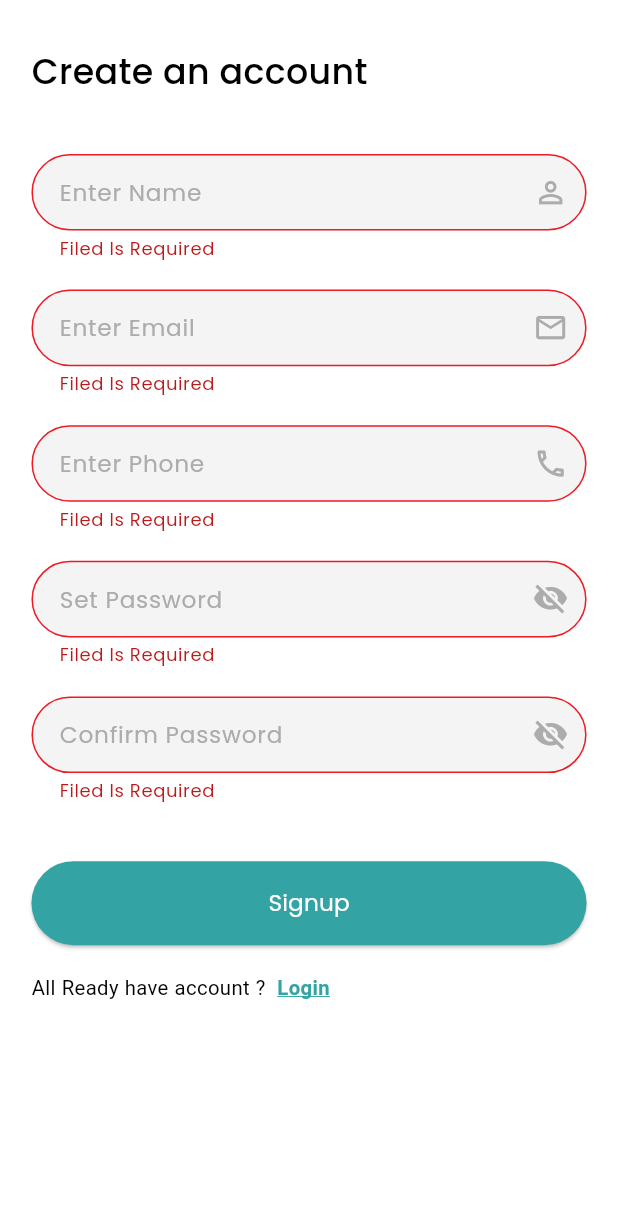
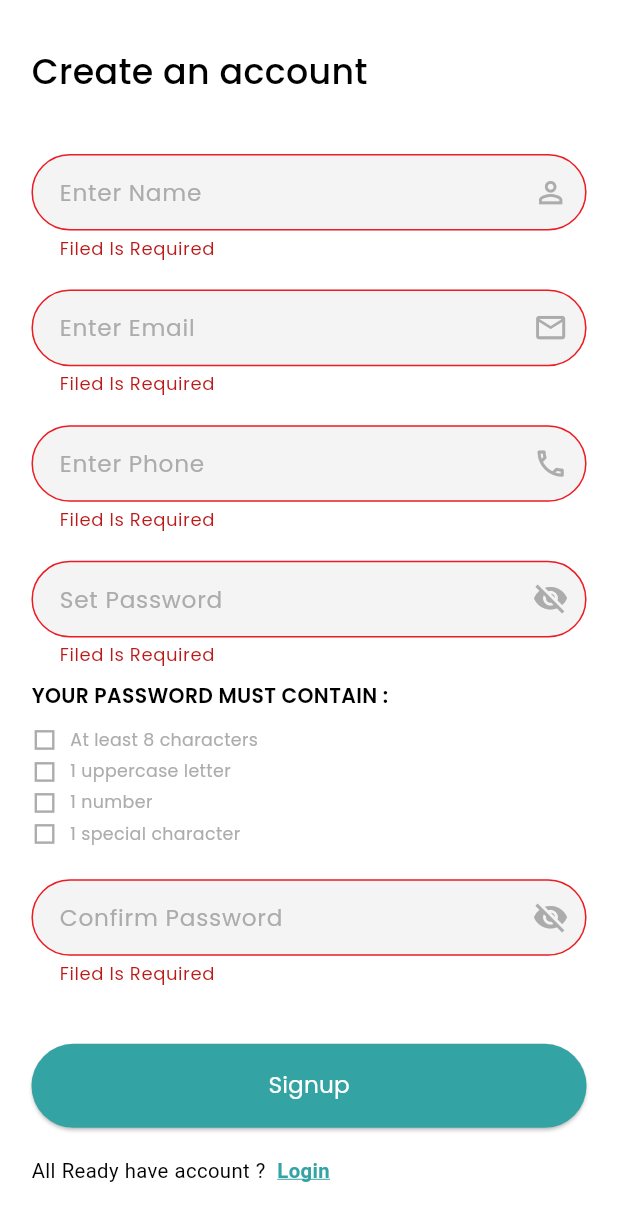
Before and after one commit to 0Ahmad0/car_consultant_app, a Flutter app: the SignUpScreen screen opened by its route, after a tap on "Signup", on a phone screen of 412 x 824 dp. Shown: the top 1221 px of the screen. Run offline on Flutter 3.47's test engine with Material 3 defaults, Android fonts, the phone set to English and light mode, and no system bars; our stand-ins replace animate_do, cloud_firestore, dotted_border, file_picker, firebase_auth, firebase_core and 7 more; accounts and stored records are empty.

Commit message:
- finish second section app

```diff
--- a/lib/app/controllers/auth_controller.dart
+++ b/lib/app/controllers/auth_controller.dart
@@ -1,5 +1,5 @@
-
 import 'package:car_consultant/core/helpers/extensions.dart';
+import 'package:car_consultant/core/helpers/validator.dart';
 import 'package:cloud_firestore/cloud_firestore.dart';
 import 'package:firebase_auth/firebase_auth.dart';
 import 'package:flutter/cupertino.dart';
@@ -31,16 +31,20 @@ class AuthController extends GetxController {
   final passwordController = TextEditingController();
   final confirmPasswordController = TextEditingController();
 
-  init(){
+  init() {
     nameController.clear();
     emailController.clear();
     phoneController.clear();
     passwordController.clear();
     confirmPasswordController.clear();
   }
+
   int currentIndex = 0;
   late final PageController pageController;
-  final List<String> tabsList = [StringManager.loginText, StringManager.signUpText];
+  final List<String> tabsList = [
+    StringManager.loginText,
+    StringManager.signUpText
+  ];
 
   final FirebaseAuth auth = FirebaseAuth.instance;
 
@@ -55,20 +59,13 @@ class AuthController extends GetxController {
     update();
   }
 
-
-
   validatePassword(String value) {
     RegExp regex =
         RegExp(r'^(?=.*?[A-Z])(?=.*?[a-z])(?=.*?[0-9])(?=.*?[!@#\$&*~]).{8,}$');
     if (value.isEmpty) {
       return StringManager.requiredField;
     } else {
-
-      if (!regex.hasMatch(value)) {
-
-
-        return 'Error';
-      }
+      Validator.validatePassword(value);
       return null;
     }
   }
@@ -151,12 +148,14 @@ class AuthController extends GetxController {
         context.pop();
         // Get.back();
         if (profileController.currentUser.value?.isAdmin ?? false)
-          context.pushAndRemoveUntil(Routes.navbarRoute, predicate: (Route<dynamic> route) =>false);
+          context.pushAndRemoveUntil(Routes.navbarRoute,
+              predicate: (Route<dynamic> route) => false);
 
         // Get.offAll(NavbarScreen());
-          // Get.offAll(NavBarAdminScreen());
+        // Get.offAll(NavBarAdminScreen());
         else
-          context.pushAndRemoveUntil(Routes.navbarRoute, predicate: (Route<dynamic> route) =>false);
+          context.pushAndRemoveUntil(Routes.navbarRoute,
+              predicate: (Route<dynamic> route) => false);
 
         // Get.offAll(NavbarScreen());
       });
@@ -211,12 +210,14 @@ class AuthController extends GetxController {
       profileController.currentUser.value = user;
       // if(profileController.currentUser.value?.isAdmin??false)
       if (user.isAdmin)
-        context.pushAndRemoveUntil(Routes.navbarRoute, predicate: (Route<dynamic> route) =>false);
+        context.pushAndRemoveUntil(Routes.navbarRoute,
+            predicate: (Route<dynamic> route) => false);
 
       // Get.offAll(NavbarScreen());
-        // Get.offAll(NavBarAdminScreen());
+      // Get.offAll(NavBarAdminScreen());
       else
-        context.pushAndRemoveUntil(Routes.navbarRoute, predicate: (Route<dynamic> route) =>false);
+        context.pushAndRemoveUntil(Routes.navbarRoute,
+            predicate: (Route<dynamic> route) => false);
 
       // Get.offAll(NavbarScreen());
     } on FirebaseAuthException catch (e) {
@@ -258,7 +259,7 @@ class AuthController extends GetxController {
     return userName;
   }
 
-  void signOut(BuildContext context,{bool deleteFromAuth = false}) async {
+  void signOut(BuildContext context, {bool deleteFromAuth = false}) async {
     await auth.signOut().then((value) async {
       if (deleteFromAuth) {
         auth.currentUser?.delete();
@@ -270,7 +271,8 @@ class AuthController extends GetxController {
       //  await AppStorage.storageDelete(key:AppConstants.PASSWORD_KEY);
       //  await AppStorage.storageDelete(key:AppConstants.USER_NAME_KEY);
     });
-    context.pushAndRemoveUntil(Routes.initialRoute, predicate: (Route<dynamic> route) =>false);
+    context.pushAndRemoveUntil(Routes.initialRoute,
+        predicate: (Route<dynamic> route) => false);
 
     // Get.offAll(SplashScreen());
   }
--- a/lib/app/screens/sign_up_screen.dart
+++ b/lib/app/screens/sign_up_screen.dart
@@ -1,3 +1,5 @@
+import 'package:car_consultant/core/utils/const_value_manager.dart';
+import 'package:flutter/cupertino.dart';
 import 'package:flutter/material.dart';
 import 'package:car_consultant/core/helpers/extensions.dart';
 import 'package:car_consultant/core/helpers/spacing.dart';
@@ -36,27 +38,29 @@ class SignUpScreen extends StatelessWidget {
                   Text(
                     StringManager.createAccountText,
                     style: StyleManager.font24Medium(),
-
                   ),
                   verticalSpace(40.h),
                   AppTextField(
                     iconData: Icons.person_outline,
                     controller: authController.nameController,
-                    validator: (value)=>authController.validateFullName(value??''),
+                    validator: (value) =>
+                        authController.validateFullName(value ?? ''),
                     hintText: StringManager.enterNameHintText,
                   ),
                   verticalSpace(20.h),
                   AppTextField(
                     iconData: Icons.email_outlined,
                     controller: authController.emailController,
-                    validator: (value)=>authController.validateEmail(value??''),
+                    validator: (value) =>
+                        authController.validateEmail(value ?? ''),
                     hintText: StringManager.enterEmailHintText,
                   ),
                   verticalSpace(20.h),
                   AppTextField(
                     iconData: Icons.call_outlined,
                     controller: authController.phoneController,
-                    validator: (value)=>authController.validatePhoneNumber(value??''),
+                    validator: (value) =>
+                        authController.validatePhoneNumber(value ?? ''),
                     hintText: StringManager.enterPhoneHintText,
                   ),
                   verticalSpace(20.h),
@@ -64,23 +68,70 @@ class SignUpScreen extends StatelessWidget {
                     obscureText: true,
                     suffixIcon: true,
                     controller: authController.passwordController,
-                    validator: (value)=>authController.validatePassword(value??''),
+                    validator: (value) =>
+                        authController.validatePassword(value ?? ''),
                     hintText: StringManager.enterSetPasswordHintText,
+                  ),
+                  verticalSpace(10.h),
+                  Visibility(
+                    visible: authController.passwordController.text.isEmpty,
+                    child: Column(
+                      crossAxisAlignment: CrossAxisAlignment.start,
+                      children: [
+                        Text(
+                          StringManager.conditionPasswordText,
+                          style: StyleManager.font14SemiBold(),
+                        ),
+                        verticalSpace(10.h),
+                        Column(
+                          children: ConstValueManager.conditionPasswordList
+                              .map((e) => Row(
+                                    children: [
+                                      Icon(
+                                        e.isValidate
+                                            ? Icons.check_circle
+                                            : Icons
+                                                .check_box_outline_blank_sharp,
+                                        color: e.isValidate
+                                            ? ColorManager.primaryColor
+                                            : ColorManager.hintTextColor,
+                                        size: 18.sp,
+                                      ),
+                                      horizontalSpace(8.w),
+                                      Padding(
+                                        padding:
+                                            EdgeInsets.symmetric(vertical: 2.h),
+                                        child: Text(
+                                          e.text,
+                                          style: StyleManager.font12Regular(
+                                            color: e.isValidate
+                                                ? ColorManager.primaryColor
+                                                : ColorManager.hintTextColor,
+                                          ),
+                                        ),
+                                      ),
+                                    ],
+                                  ))
+                              .toList(),
+                        ),
+                      ],
+                    ),
                   ),
                   verticalSpace(20.h),
                   AppTextField(
                     obscureText: true,
                     suffixIcon: true,
                     controller: authController.confirmPasswordController,
-                    validator: (value)=>authController.validatePassword(value??''),
-
+                    validator: (value) =>
+                        authController.validatePassword(value ?? ''),
                     hintText: StringManager.enterConfirmPasswordHintText,
                   ),
                   verticalSpace(40.h),
                   AppButton(
                     onPressed: () {
                       if (authController.formKey.currentState!.validate()) {
-                        authController.signUp(context);}
+                        authController.signUp(context);
+                      }
                     },
                     text: StringManager.signUpText,
                   ),
@@ -113,7 +164,6 @@ class SignUpScreen extends StatelessWidget {
           ),
         ),
       ),
-
     );
   }
 }
--- a/lib/car_consultant_app.dart
+++ b/lib/car_consultant_app.dart
@@ -72,8 +72,8 @@ class CarConsultantApp extends StatelessWidget {
                   ConstValueManager.heightButtonSize,
                 ))),
             ),
-            home: ServiceProviderScreen(),
-            // initialRoute: Routes.initialRoute,
+            // home: ServiceProviderScreen(),
+            initialRoute: Routes.initialRoute,
             onGenerateRoute: appRouter.generateRoute,
             routes: {
               Routes.consultantServiceRoute: (_)=>ConsultantServiceScreen(),
--- a/lib/core/utils/const_value_manager.dart
+++ b/lib/core/utils/const_value_manager.dart
@@ -86,9 +86,27 @@ class ConstValueManager {
 
   static List<PaymentOption> paymentList = [
     PaymentOption(text: StringManager.visaText, icon: AssetsManager.visaIcon),
-    PaymentOption(text: StringManager.masterCardText, icon: AssetsManager.masterCardIcon),
+    PaymentOption(
+        text: StringManager.masterCardText, icon: AssetsManager.masterCardIcon),
     PaymentOption(text: StringManager.sadadText, icon: AssetsManager.sadadIcon),
   ];
+
+  static List<ConditionPasswordItem> conditionPasswordList = [
+    ConditionPasswordItem(text: StringManager.condition1Text),
+    ConditionPasswordItem(text: StringManager.condition2Text),
+    ConditionPasswordItem(text: StringManager.condition3Text),
+    ConditionPasswordItem(text: StringManager.condition4Text),
+  ];
+}
+
+class ConditionPasswordItem {
+  final String text;
+  final bool isValidate;
+
+  ConditionPasswordItem({
+    required this.text,
+    this.isValidate = false
+  });
 }
 
 class PaymentOption {
--- a/lib/core/utils/string_manager.dart
+++ b/lib/core/utils/string_manager.dart
@@ -6,6 +6,7 @@ class StringManager {
   static const String signUpText = 'Signup';
   static const String submitText = 'Submit';
   static const String continueText = 'Continue';
+  static const String errorText = 'Error';
 
   ///Splash Screen
   static const String splashScreenText = 'Your Car\'s Health Is Our Priority';
@@ -25,6 +26,11 @@ class StringManager {
   static const String enterSetPasswordHintText = 'Set Password';
   static const String enterConfirmPasswordHintText = 'Confirm Password';
   static const String allReadyHaveAnAccountText = 'All Ready have account ? ';
+  static const String conditionPasswordText = 'YOUR PASSWORD MUST CONTAIN :';
+  static const String condition1Text = 'At least 8 characters';
+  static const String condition2Text = '1 uppercase letter';
+  static const String condition3Text = '1 number';
+  static const String condition4Text = '1 special character';
 
   ///ForgotPassword Screen
   static const String forgotPasswordText = 'Forgot Password';
--- a/lib/main.dart
+++ b/lib/main.dart
@@ -20,5 +20,5 @@ Future<void> main() async {
   await GetStorage.init();
   runApp(CarConsultantApp(
     appRouter: AppRouter(),
-  ));
+  ),);
 }
```
